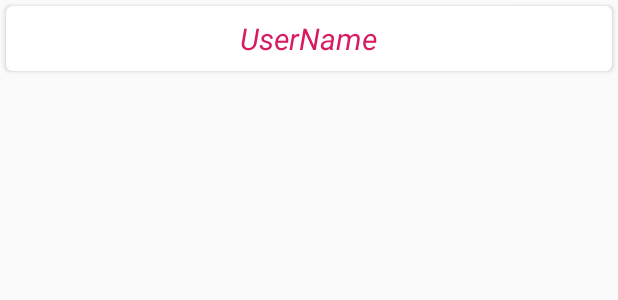
After one commit to archibishop/KotlinApp, an Android app: the layout item_view.xml on its own in the app's theme, with its tools: preview values and no code run, on a phone screen of 412 x 824 dp. The commit adds this screen. Shown: the top 300 px of the screen. Run offline under Robolectric (Android 15) with nearby library versions, the phone set to English and light mode, and no system bars.

Commit message:
setup up and implement infinite scrolling on recyclerview (#4)
 - Setup recycler view to display user's username and setup infinite scrolling capability.

```diff
--- a/app/build.gradle
+++ b/app/build.gradle
@@ -32,6 +32,8 @@ dependencies {
     implementation"org.jetbrains.kotlin:kotlin-stdlib-jdk7:$kotlin_version"
     implementation 'com.android.support:appcompat-v7:28.0.0'
     implementation 'com.android.support.constraint:constraint-layout:1.1.3'
+    implementation "com.android.support:recyclerview-v7:28.0.0"
+    implementation "com.android.support:cardview-v7:28.0.0"
     testImplementation 'junit:junit:4.12'
     androidTestImplementation 'com.android.support.test:runner:1.0.2'
     androidTestImplementation 'com.android.support.test.espresso:espresso-core:3.0.2'
--- a/app/src/main/AndroidManifest.xml
+++ b/app/src/main/AndroidManifest.xml
@@ -4,6 +4,7 @@
 
     <!-- Internet permission -->
     <uses-permission android:name="android.permission.INTERNET" />
+    <uses-permission android:name="android.permission.ACCESS_NETWORK_STATE" />
 
     <application
             android:name=".dagger.application.MyApplication"
@@ -13,7 +14,7 @@
             android:roundIcon="@mipmap/ic_launcher_round"
             android:supportsRtl="true"
             android:theme="@style/AppTheme">
-        <activity android:name=".MainActivity">
+        <activity android:name=".ui.MainActivity">
             <intent-filter>
                 <action android:name="android.intent.action.MAIN"/>
 
--- a/app/src/main/java/com/example/wagubibrian/kotlinapp/dagger/modules/BuildersModule.kt
+++ b/app/src/main/java/com/example/wagubibrian/kotlinapp/dagger/modules/BuildersModule.kt
@@ -1,6 +1,6 @@
 package com.example.wagubibrian.kotlinapp.dagger.modules
 
-import com.example.wagubibrian.kotlinapp.MainActivity
+import com.example.wagubibrian.kotlinapp.ui.MainActivity
 import dagger.Module
 import dagger.android.ContributesAndroidInjector
 
--- a/app/src/main/java/com/example/wagubibrian/kotlinapp/data/GithubUsersDataDao.kt
+++ b/app/src/main/java/com/example/wagubibrian/kotlinapp/data/GithubUsersDataDao.kt
@@ -8,8 +8,8 @@ import io.reactivex.Single
 
 @Dao
 interface GithubUsersDataDao {
-    @Query("SELECT * FROM GithubUsersData")
-    fun queryGithubUsers(): Single<List<GithubUsersData>>
+    @Query("SELECT * FROM GithubUsersData ORDER BY id limit :limit offset :offset")
+    fun queryGithubUsers(limit:Int, offset:Int): Single<List<GithubUsersData>>
 
     @Insert(
         onConflict = OnConflictStrategy.REPLACE
--- /dev/null
+++ b/app/src/main/res/layout/item_view.xml
@@ -0,0 +1,32 @@
+<?xml version="1.0" encoding="utf-8"?>
+
+<android.support.v7.widget.CardView
+        xmlns:android="http://schemas.android.com/apk/res/android"
+        xmlns:app="http://schemas.android.com/apk/res-auto"
+        android:id="@+id/users_card"
+        android:layout_width="match_parent"
+        android:layout_height="wrap_content"
+        android:layout_margin="4dp"
+        app:cardElevation="@dimen/cardview_default_elevation"
+        app:cardCornerRadius="4dp"
+>
+
+    <RelativeLayout
+            android:layout_width="match_parent"
+            android:layout_height="match_parent"
+    >
+
+        <TextView
+                android:id="@+id/users_id"
+                android:layout_width="wrap_content"
+                android:layout_height="wrap_content"
+                android:layout_centerInParent="true"
+                android:layout_margin="8dp"
+                android:text="UserName"
+                android:textSize="20sp"
+                android:textStyle="italic"
+                android:textColor="@color/colorAccent"
+        />
+
+    </RelativeLayout>
+</android.support.v7.widget.CardView>
```
Also changed, not shown: app/src/main/java/com/example/wagubibrian/kotlinapp/MainActivity.kt (deleted, +0 -48 lines), app/src/main/java/com/example/wagubibrian/kotlinapp/dagger/modules/AppModule.kt (+6 -1 lines), app/src/main/java/com/example/wagubibrian/kotlinapp/repository/DataRepository.kt (+13 -7 lines), app/src/main/java/com/example/wagubibrian/kotlinapp/ui/GithubUsersAdapter.kt (added, +50 -0 lines), app/src/main/java/com/example/wagubibrian/kotlinapp/ui/MainActivity.kt (added, +85 -0 lines), app/src/main/java/com/example/wagubibrian/kotlinapp/utils/Constants.kt (added, +11 -0 lines), app/src/main/java/com/example/wagubibrian/kotlinapp/utils/InfiniteScrollListener.kt (added, +38 -0 lines), app/src/main/java/com/example/wagubibrian/kotlinapp/utils/Utils.kt (added, +25 -0 lines), app/src/main/java/com/example/wagubibrian/kotlinapp/viewmodel/GithubUserViewModel.kt (+9 -2 lines), app/src/main/res/layout/activity_main.xml (+18 -10 lines).
